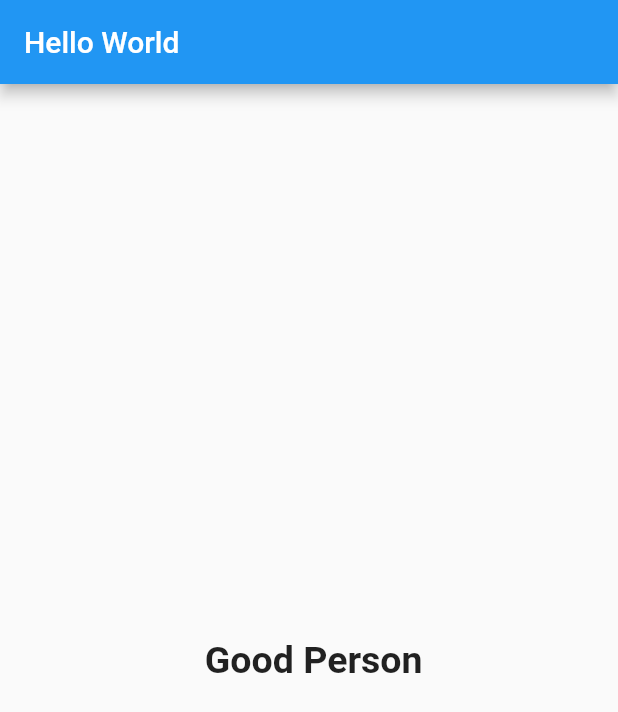
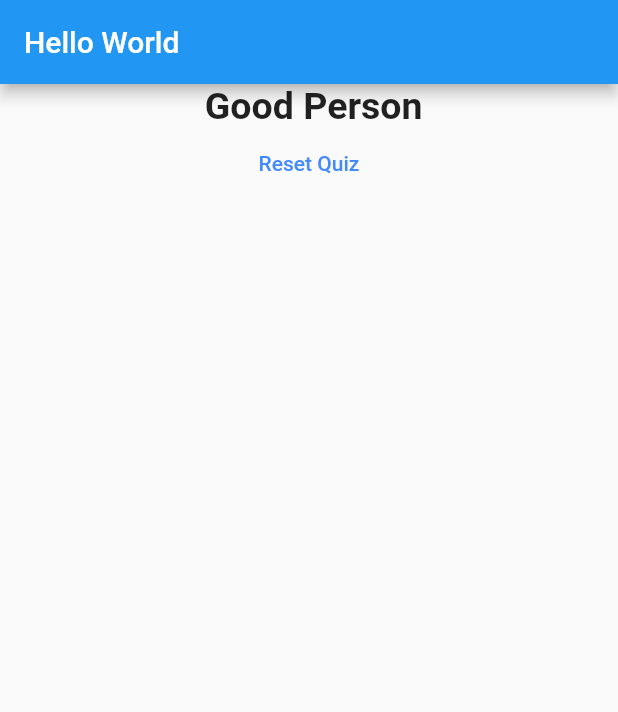
Before and after one commit to Alabhya268/Quiz-App, a Flutter app: the screen it shows after launch, after a tap on "Red", after a tap on "Dinosaur", after a tap on "Bangalore", on a phone screen of 412 x 824 dp. Shown: the top 712 px of the screen. Run offline on Flutter 3.47's test engine with Material 2 defaults, Android fonts, the phone set to English and light mode, and no system bars.

Commit message:
Added reset functionality

```diff
--- a/lib/main.dart
+++ b/lib/main.dart
@@ -1,8 +1,6 @@
 import 'package:flutter/material.dart';
-import 'package:quizapp/answers.dart';
 import 'package:quizapp/quiz.dart';
 import 'package:quizapp/result.dart';
-import 'questions.dart';
 
 void main() => runApp(MyApp());
 
@@ -44,6 +42,14 @@ class _MyAppState extends State<MyApp> {
     }
   }
 
+  void _resetQuiz()
+  {
+    setState(() {
+      _questionIndex = 0;
+      _totalScore = 0;
+    });
+  }
+
   @override
   Widget build(BuildContext context) {
     return MaterialApp(
@@ -57,7 +63,7 @@ class _MyAppState extends State<MyApp> {
                 answerQuestion: _answerQuestion,
                 question: _question,
               )
-            : Result(_totalScore),
+            : Result(_totalScore,_resetQuiz),
       ),
     );
   }
--- a/lib/result.dart
+++ b/lib/result.dart
@@ -3,8 +3,8 @@ import 'package:flutter/material.dart';
 
 class Result extends StatelessWidget {
   final int resultScore;
-
-  const Result(this.resultScore);
+  final Function resetQuiz;
+  const Result(this.resultScore,this.resetQuiz);
 
   String get resultPhrase {
     var resultText = 'You did it';
@@ -29,13 +29,17 @@ class Result extends StatelessWidget {
 
   @override
   Widget build(BuildContext context) {
-    return Container(
+    return Column(
+      children: [Container(
     child: Center(
     child: Text(
       resultPhrase,
       style: TextStyle(fontSize: 25, fontWeight: FontWeight.bold),
     ),
     ),
+    ),
+      FlatButton(onPressed: resetQuiz, child: Text('Reset Quiz',style: TextStyle(color: Colors.blueAccent),),),],
     );
     }
+
   }
```
Lines whose indentation alone changed are shown as unchanged.
